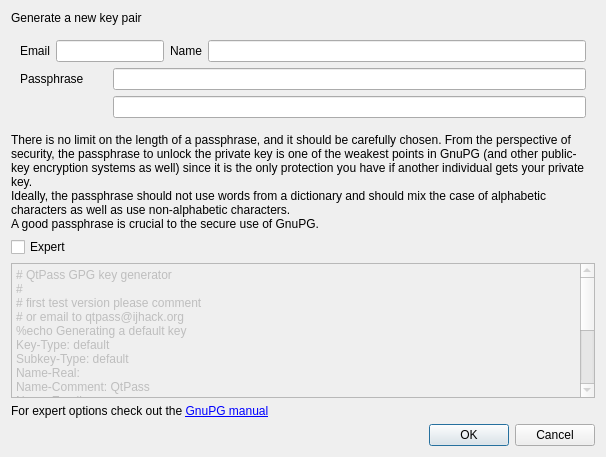
Before: the Qt Designer form keygendialog.ui in IJHack/QtPass, drawn with Qt 5.
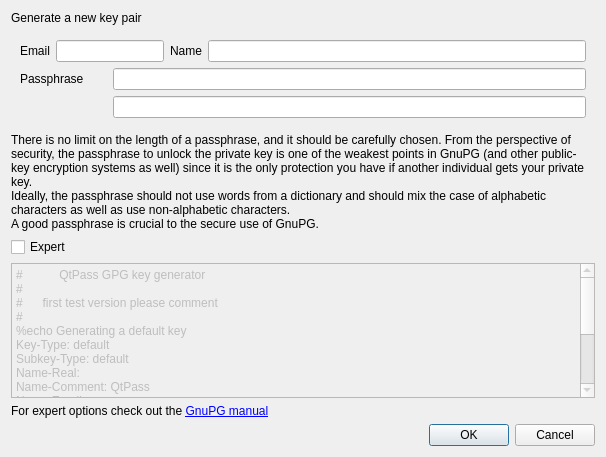
After: the same form once the commit is applied.

Patch:
```diff
--- a/keygendialog.ui
+++ b/keygendialog.ui
@@ -100,10 +100,10 @@
       <bool>true</bool>
      </property>
      <property name="plainText">
-      <string># QtPass GPG key generator
+      <string>#           QtPass GPG key generator
 #
-# first test version please comment
-# or email to qtpass@ijhack.org
+#      first test version please comment
+# 
 %echo Generating a default key
 Key-Type: default
 Subkey-Type: default
@@ -111,7 +111,6 @@
 Name-Comment: QtPass
 Name-Email: 
 Expire-Date: 0
-Passphrase:
 %no-protection
 # Do a commit here, so that we can later print &quot;done&quot; :-)
 %commit
```
